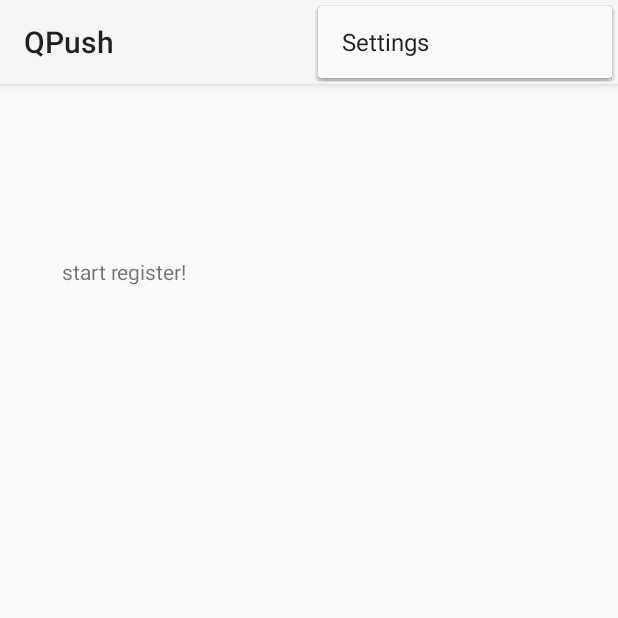
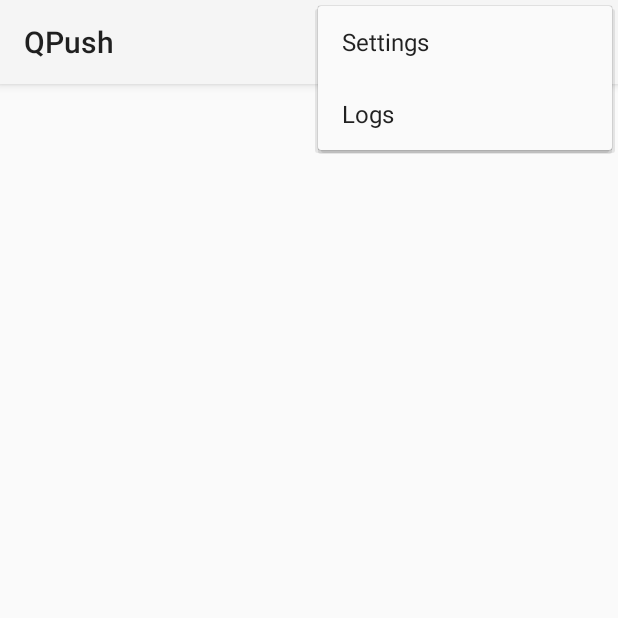
Before and after one commit to cnmozzie/QPush-android-client, an Android app: the screen it shows after launch (MainActivity), with the options menu open, on a phone screen of 412 x 824 dp, the top half of it. Run offline under Robolectric (Android 15) with nearby library versions, the light colour scheme and no system bars; libraries missing offline, so code that uses them is left out: com.xiaomi.channel, com.xiaomi.mipush; 3 statements that could not run were skipped.

Commit message:
Move the logs to a new activity

```diff
--- a/app/src/main/java/halfdayman/qpush/MainActivity.java
+++ b/app/src/main/java/halfdayman/qpush/MainActivity.java
@@ -3,19 +3,13 @@ package halfdayman.qpush;
 import androidx.appcompat.app.AppCompatActivity;
 import androidx.appcompat.widget.Toolbar;
 
+import android.content.Intent;
 import android.os.Bundle;
 import android.util.Log;
 import android.view.Menu;
 import android.view.MenuItem;
-import android.widget.TextView;
-
-import java.util.List;
-import java.util.concurrent.CopyOnWriteArrayList;
 
 public class MainActivity extends AppCompatActivity {
-
-    public static List<String> logList = new CopyOnWriteArrayList<String>();
-    private TextView mLogView = null;
 
     @Override
     protected void onCreate(Bundle savedInstanceState) {
@@ -24,25 +18,11 @@ public class MainActivity extends AppCompatActivity {
         setContentView(R.layout.activity_main);
         Toolbar myToolbar = (Toolbar) findViewById(R.id.my_toolbar);
         setSupportActionBar(myToolbar);
-        QPushApplication.setMainActivity(this);
-        mLogView = (TextView) findViewById(R.id.log);
     }
 
     public boolean onCreateOptionsMenu(Menu menu) {
         getMenuInflater().inflate(R.menu.toolbar_menu, menu);
         return true;
-    }
-
-    @Override
-    protected void onResume() {
-        super.onResume();
-        refreshLogInfo();
-    }
-
-    @Override
-    protected void onDestroy() {
-        super.onDestroy();
-        QPushApplication.setMainActivity(null);
     }
 
     @Override
@@ -53,10 +33,17 @@ public class MainActivity extends AppCompatActivity {
                 Log.v("menu_action","show the app settings UI...");
                 return true;
 
-            case R.id.action_favorite:
+            case R.id.action_new:
                 // User chose the "Favorite" action, mark the current item
                 // as a favorite...
-                Log.v("menu_action","mark the current item as a favorite...");
+                Log.v("menu_action","subscribe a new channel...");
+                return true;
+
+            case R.id.action_logs:
+                // User chose the "Favorite" action, mark the current item
+                // as a favorite...
+                Intent intent = new Intent(this, SystemLogsActivity.class);
+                startActivity(intent);
                 return true;
 
             default:
@@ -67,11 +54,4 @@ public class MainActivity extends AppCompatActivity {
         }
     }
 
-    public void refreshLogInfo() {
-        String AllLog = "";
-        for (String log : logList) {
-            AllLog = AllLog + log + "\n\n";
-        }
-        mLogView.setText(AllLog);
-    }
 }
--- a/app/src/main/java/halfdayman/qpush/QPushApplication.java
+++ b/app/src/main/java/halfdayman/qpush/QPushApplication.java
@@ -35,7 +35,7 @@ public class QPushApplication extends Application {
     // halfdayman.qpush
     public static final String TAG = "halfdayman.qpush";
 
-    private static MainActivity sMainActivity = null;
+    private static SystemLogsActivity sSystemLogsActivity = null;
 
     @Override
     public void onCreate() {
@@ -45,7 +45,7 @@ public class QPushApplication extends Application {
         // 可以从QPushMessageReceiver的onCommandResult方法中MiPushCommandMessage对象参数中获取注册信息
         if (shouldInit()) {
             MiPushClient.registerPush(this, APP_ID, APP_KEY);
-            MainActivity.logList.add(0, "start register!");
+            SystemLogsActivity.logList.add(0, "start register!");
             handleMessage();
         }
         //打开Log
@@ -82,12 +82,12 @@ public class QPushApplication extends Application {
         return false;
     }
 
-    public static void setMainActivity(MainActivity activity) {
-        sMainActivity = activity;
+    public static void setSystemLogsActivity(SystemLogsActivity activity) {
+        sSystemLogsActivity = activity;
     }
     public static void handleMessage() {
-        if (sMainActivity != null) {
-            sMainActivity.refreshLogInfo();
+        if (sSystemLogsActivity != null) {
+            sSystemLogsActivity.refreshLogInfo();
         }
     }
 }
--- a/app/src/main/res/layout/activity_main.xml
+++ b/app/src/main/res/layout/activity_main.xml
@@ -18,31 +18,4 @@
         app:layout_constraintTop_toTopOf="parent"
         app:popupTheme="@style/ThemeOverlay.AppCompat.Light" />
 
-    <ScrollView
-        android:layout_width="329dp"
-        android:layout_height="537dp"
-        android:layout_marginStart="8dp"
-        android:layout_marginLeft="8dp"
-        android:layout_marginTop="8dp"
-        android:layout_marginEnd="8dp"
-        android:layout_marginRight="8dp"
-        android:layout_marginBottom="8dp"
-        app:layout_constraintBottom_toBottomOf="parent"
-        app:layout_constraintEnd_toEndOf="parent"
-        app:layout_constraintStart_toStartOf="parent"
-        app:layout_constraintTop_toBottomOf="@+id/my_toolbar">
-
-        <LinearLayout
-            android:layout_width="match_parent"
-            android:layout_height="wrap_content"
-            android:orientation="vertical" >
-
-            <TextView
-                android:id="@+id/log"
-                android:layout_width="match_parent"
-                android:layout_height="wrap_content" />
-        </LinearLayout>
-    </ScrollView>
-
-
 </androidx.constraintlayout.widget.ConstraintLayout>
--- a/app/src/main/res/menu/toolbar_menu.xml
+++ b/app/src/main/res/menu/toolbar_menu.xml
@@ -1,14 +1,17 @@
 <?xml version="1.0" encoding="utf-8"?>
 <menu xmlns:android="http://schemas.android.com/apk/res/android"
     xmlns:app="http://schemas.android.com/apk/res-auto">
-    <!-- "Mark Favorite", should appear as action button if possible -->
+    <!-- "Subscribe a new channel", should appear as action button if possible -->
     <item
-        android:id="@+id/action_favorite"
+        android:id="@+id/action_new"
         app:showAsAction="ifRoom"
-        android:title="@string/action_favorite" />
+        android:title="@string/action_new" />
 
     <!-- Settings, should always be in the overflow -->
     <item android:id="@+id/action_settings"
         android:title="@string/action_settings"
         app:showAsAction="never"/>
+    <item
+        android:id="@+id/action_logs"
+        android:title="@string/action_logs" />
 </menu>
--- a/app/src/main/res/values/strings.xml
+++ b/app/src/main/res/values/strings.xml
@@ -1,6 +1,6 @@
 <resources>
     <string name="app_name">QPush</string>
-    <string name="action_favorite">Favorite</string>
+    <string name="action_new">New</string>
     <string name="action_settings">Settings</string>
     <string name="recv_passthrough_message"> Receive a passthrough message. Content is \"%1$s\"</string>
     <string name="click_notification_message"> Clicked a notification message. Content is \"%1$s\"</string>
@@ -21,4 +21,5 @@
     <string name="unsubscribe_topic_fail"> Unsubscribe topic fail for %1$s.</string>
     <string name="set_accept_time_success"> Set accept time %1$s - %2$s success.</string>
     <string name="set_accept_time_fail"> Set accept time fail for %1$s.</string>
+    <string name="action_logs">Logs</string>
 </resources>
```
Also changed, not shown: app/src/main/AndroidManifest.xml (+7 -10 lines), app/src/main/java/halfdayman/qpush/QPushMessageReceiver.java (+5 -5 lines), app/src/main/java/halfdayman/qpush/SystemLogsActivity.java (added, +47 -0 lines), app/src/main/res/layout/activity_system_logs.xml (added, +47 -0 lines).
